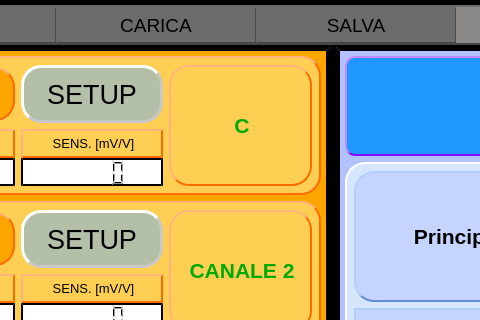
Old version of the form Qt Creator/View_QT_SetupPage.ui in the repository Mixer97/tesi_triennale; both pictures show x 155 to 635 and y 0 to 320 of the 976 by 647 pixel window.
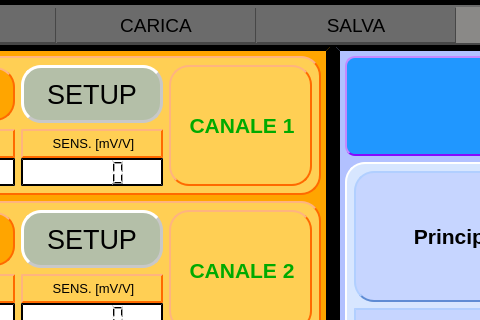
New version of the form.

```diff
--- a/Qt Creator/View_QT_SetupPage.ui
+++ b/Qt Creator/View_QT_SetupPage.ui
@@ -334,7 +334,7 @@
 }</string>
                 </property>
                 <property name="text">
-                 <string>&lt;html&gt;&lt;head/&gt;&lt;body&gt;&lt;p align=&quot;center&quot;&gt;&lt;span style=&quot; font-size:16pt; font-weight:700; color:#00aa00;&quot;&gt;C&lt;/span&gt;&lt;/p&gt;&lt;/body&gt;&lt;/html&gt;</string>
+                 <string>&lt;html&gt;&lt;head/&gt;&lt;body&gt;&lt;p align=&quot;center&quot;&gt;&lt;span style=&quot; font-size:16pt; font-weight:700; color:#00aa00;&quot;&gt;CANALE 1&lt;/span&gt;&lt;/p&gt;&lt;/body&gt;&lt;/html&gt;</string>
                 </property>
                </widget>
               </item>
```
